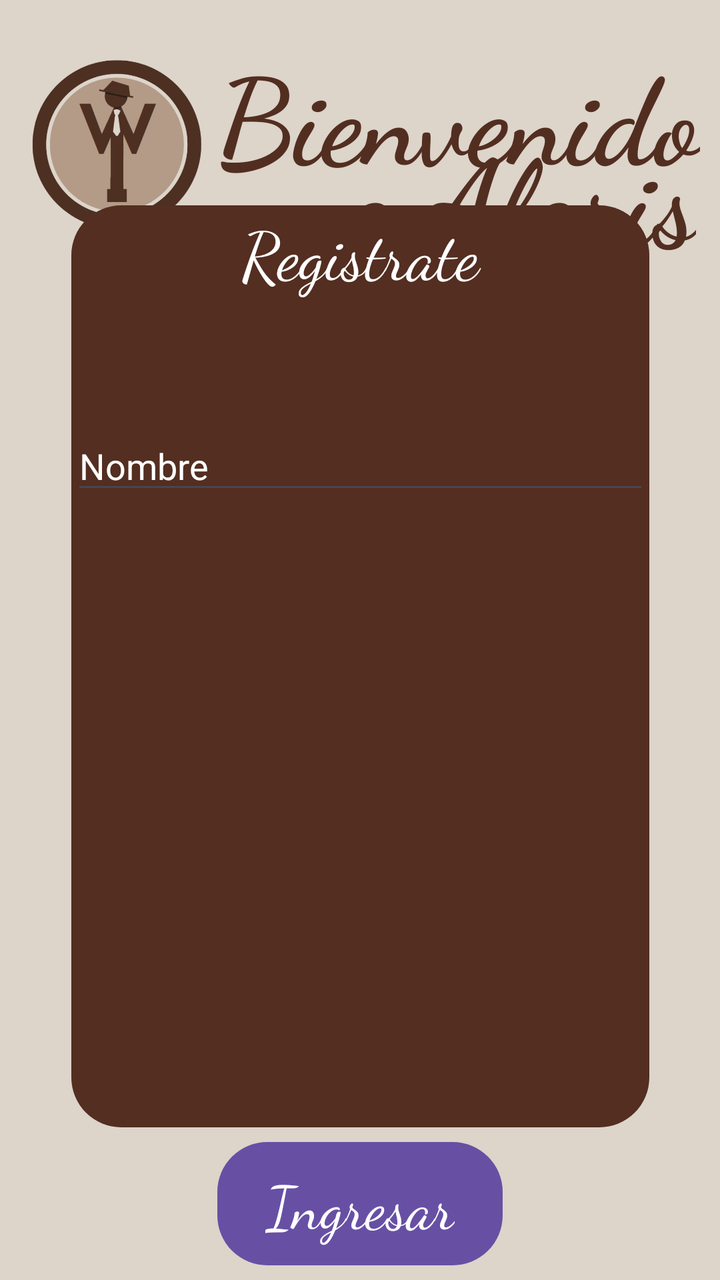
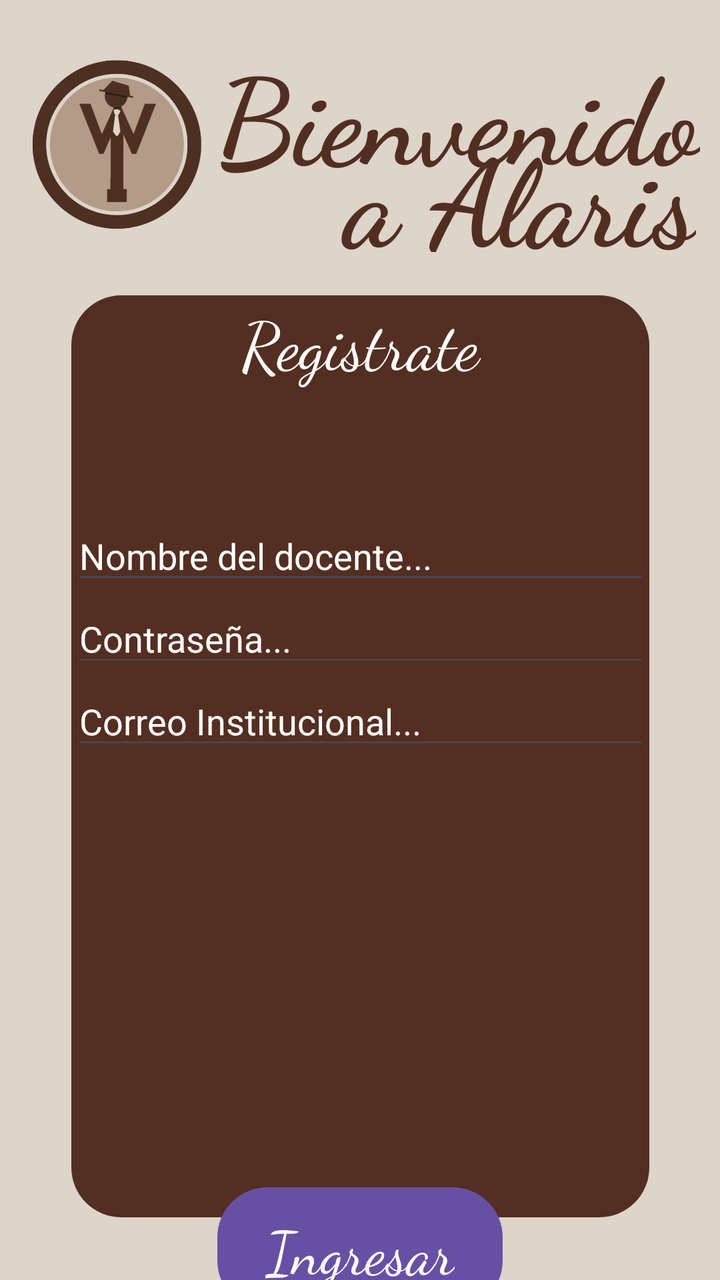

Before-and-after screenshots of an Android layout around one commit, followed by the original layout XML and the change that was made.
<!-- AndroidManifest.xml: application theme Theme.Alaris -->
<!-- res/layout/activity_main.xml -->
<?xml version="1.0" encoding="utf-8"?>
<androidx.constraintlayout.widget.ConstraintLayout xmlns:android="http://schemas.android.com/apk/res/android"
    xmlns:app="http://schemas.android.com/apk/res-auto"
    xmlns:tools="http://schemas.android.com/tools"
    android:id="@+id/main"
    android:layout_width="match_parent"
    android:layout_height="match_parent"
    android:background="@color/back"
    tools:context=".MainActivity">

    <TextView
        android:id="@+id/textView1"
        android:layout_width="280dp"
        android:layout_height="78dp"
        android:fontFamily="cursive"
        android:text="Bienvenido"
        android:textAlignment="textEnd"
        android:textColor="#522E21"
        android:textSize="60sp"

        android:textStyle="bold"
        app:layout_constraintBottom_toBottomOf="parent"
        app:layout_constraintEnd_toEndOf="parent"
        app:layout_constraintHorizontal_bias="0.875"
        app:layout_constraintStart_toStartOf="parent"

        app:layout_constraintTop_toTopOf="parent"
        app:layout_constraintVertical_bias="0.027" />

    <TextView
        android:id="@+id/textView2"
        android:layout_width="188dp"
        android:layout_height="70dp"
        android:fontFamily="cursive"
        android:text="a Alaris"
        android:textAlignment="textEnd"
        android:textColor="#522E21"

        android:textSize="60sp"

        android:textStyle="bold"
        app:layout_constraintBottom_toBottomOf="parent"
        app:layout_constraintEnd_toEndOf="parent"
        app:layout_constraintHorizontal_bias="0.93"

        app:layout_constraintStart_toStartOf="parent"
        app:layout_constraintTop_toTopOf="parent"
        app:layout_constraintVertical_bias="0.098" />

    <ImageView
        android:id="@+id/imageView"
        android:layout_width="90dp"
        android:layout_height="87dp"
        app:layout_constraintBottom_toBottomOf="parent"
        app:layout_constraintEnd_toEndOf="parent"
        app:layout_constraintHorizontal_bias="0.049"
        app:layout_constraintStart_toStartOf="parent"
        app:layout_constraintTop_toTopOf="parent"
        app:layout_constraintVertical_bias="0.052"
        app:srcCompat="@drawable/captura_de_pantalla_2026_05_08_142658_removebg_preview" />

    <LinearLayout
        android:id="@+id/linearLayout"
        android:layout_width="289dp"
        android:layout_height="461dp"
        android:background="@drawable/back_ground2"

        android:orientation="vertical"
        app:layout_constraintBottom_toBottomOf="parent"
        app:layout_constraintEnd_toEndOf="parent"
        app:layout_constraintStart_toStartOf="parent"
        app:layout_constraintTop_toTopOf="parent"
        app:layout_constraintVertical_bias="0.574">

        <TextView
            android:id="@+id/textView3"
            android:layout_width="match_parent"
            android:layout_height="108dp"
            android:fontFamily="cursive"
            android:text="Registrate"
            android:textAlignment="center"
            android:textColor="@color/white"
            android:textSize="100px" />

        <EditText
            android:id="@+id/editTextText"
            android:layout_width="match_parent"
            android:layout_height="wrap_content"
            android:ems="10"
            android:inputType="text"
            android:text="Nombre"
            android:textColor="@color/white"/>

    </LinearLayout>

    <Button
        android:id="@+id/button"
        android:layout_width="wrap_content"
        android:layout_height="wrap_content"
        android:background="@drawable/back_ground2"
        android:backgroundTint="#522E21"
        android:fontFamily="cursive"
        android:foregroundTint="#522E21"
        android:text="Ingresar"
        android:textColor="#FFFFFF"
        android:textColorHighlight="#532E21"
        android:textColorHint="#532E21"
        android:textColorLink="#532E21"
        android:textSize="30sp"
        app:layout_constraintBottom_toBottomOf="parent"
        app:layout_constraintEnd_toEndOf="parent"
        app:layout_constraintStart_toStartOf="parent"
        app:layout_constraintTop_toBottomOf="@+id/linearLayout"
        app:strokeColor="#522E21" />

</androidx.constraintlayout.widget.ConstraintLayout>
<!-- resources referenced by this layout -->
<resources>
  <color name="back">#DDD4CA</color>
  <color name="white">#FFFFFFFF</color>
  <!-- drawable back_ground2 (drawable) -->
  <?xml version="1.0" encoding="utf-8"?>
  <shape xmlns:android="http://schemas.android.com/apk/res/android">
  
      <solid android:color="@color/back2"/>
  
      <corners android:radius="25dp"/>
  
  </shape>
  <!-- drawable captura_de_pantalla_2026_05_08_142658_removebg_preview: png bitmap (drawable, 141392 bytes) -->
  <style name="Theme.Alaris" parent="Base.Theme.Alaris" />
  <color name="back2">#532E21</color>
  <style name="Base.Theme.Alaris" parent="Theme.Material3.DayNight.NoActionBar">
          
          
      </style>
</resources>

<!-- the commit's change to res/layout/activity_main.xml (unified diff, before → after) -->
@@ -70,7 +70,7 @@
         app:layout_constraintEnd_toEndOf="parent"
         app:layout_constraintStart_toStartOf="parent"
         app:layout_constraintTop_toTopOf="parent"
-        app:layout_constraintVertical_bias="0.574">
+        app:layout_constraintVertical_bias="0.825">
 
         <TextView
             android:id="@+id/textView3"
@@ -88,8 +88,29 @@
             android:layout_height="wrap_content"
             android:ems="10"
             android:inputType="text"
-            android:text="Nombre"
-            android:textColor="@color/white"/>
+            android:hint="Nombre del docente..."
+            android:textColorHint="@color/white"
+            android:textColor="@color/white" />
+
+        <EditText
+            android:id="@+id/editTextText2"
+            android:layout_width="match_parent"
+            android:layout_height="wrap_content"
+            android:ems="10"
+            android:inputType="text"
+            android:hint="Contraseña..."
+            android:textColorHint="@color/white"
+            android:textColor="@color/white" />
+
+        <EditText
+            android:id="@+id/editTextText3"
+            android:layout_width="match_parent"
+            android:layout_height="wrap_content"
+            android:ems="10"
+            android:inputType="text"
+            android:hint="Correo Institucional..."
+            android:textColorHint="@color/white"
+            android:textColor="@color/white" />
 
     </LinearLayout>
 
